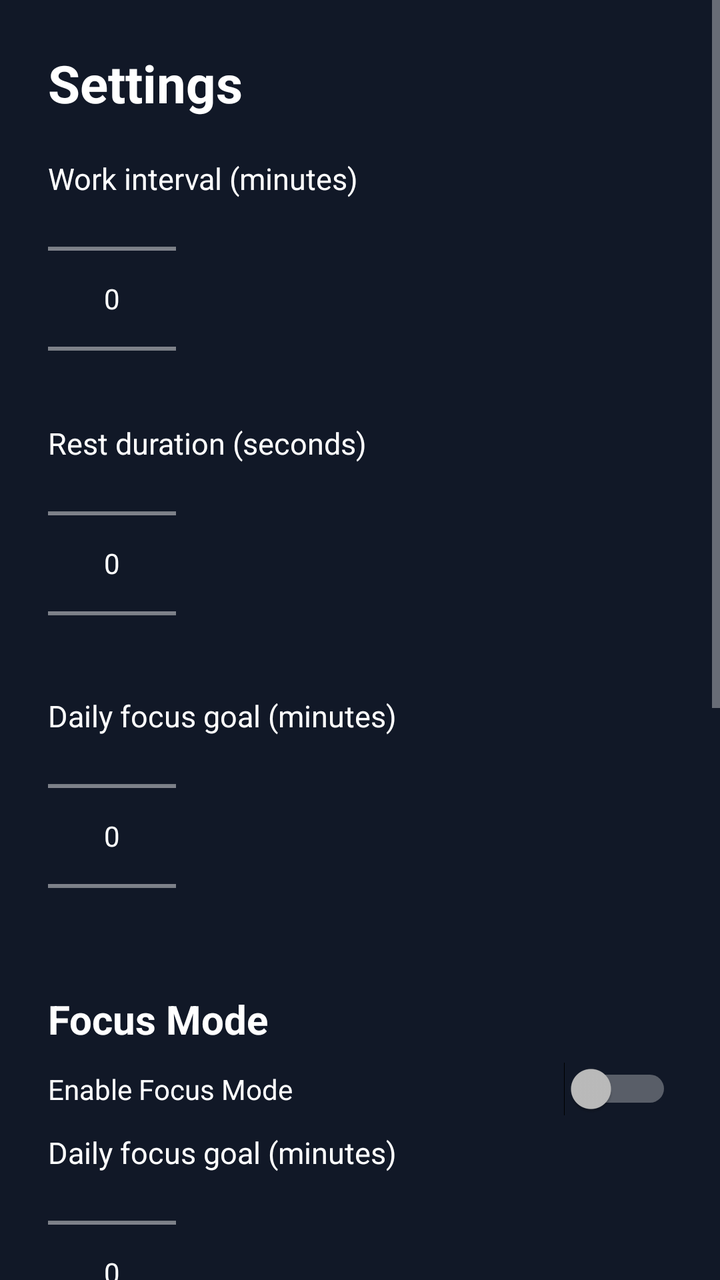
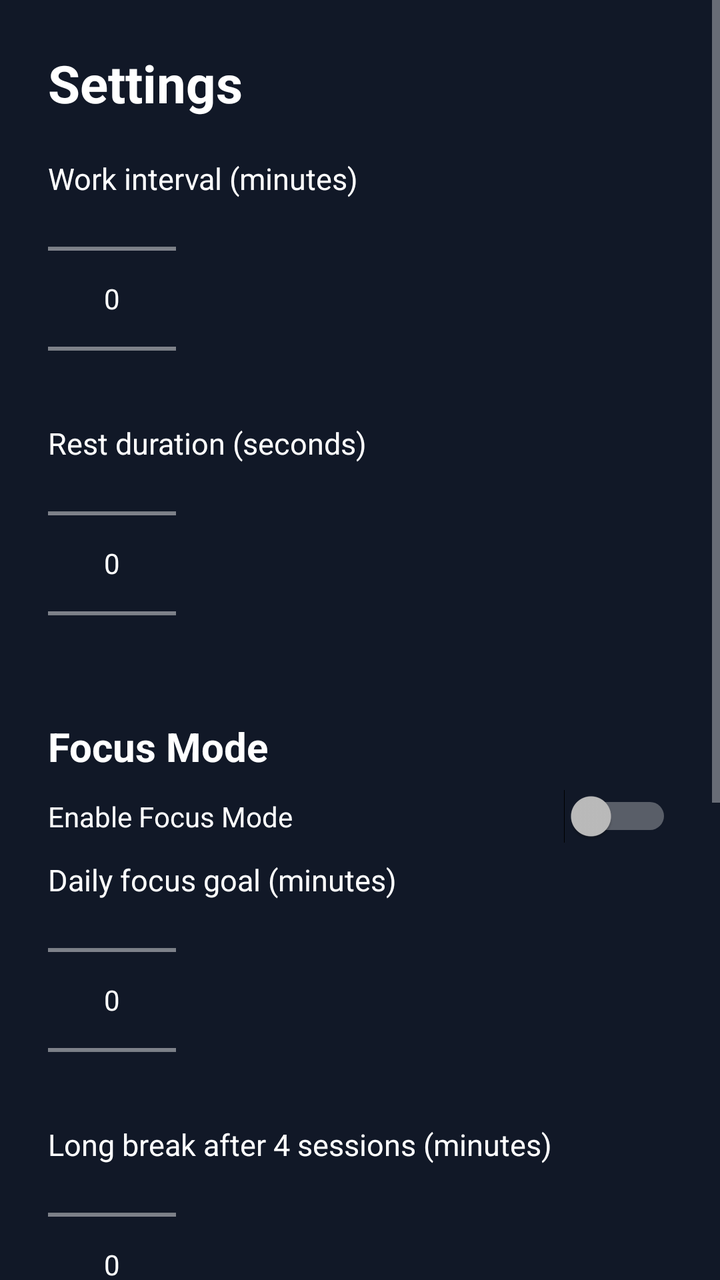

An Android layout rendered at two revisions. The XML below is the earlier revision; the diff shows what the commit changed to produce the second picture.
<!-- AndroidManifest.xml: application theme Theme.AppCompat.NoActionBar -->
<!-- res/layout/activity_settings.xml -->
<?xml version="1.0" encoding="utf-8"?>
<ScrollView xmlns:android="http://schemas.android.com/apk/res/android"
    android:layout_width="match_parent"
    android:layout_height="match_parent"
    android:background="#111827">

    <LinearLayout
        android:layout_width="match_parent"
        android:layout_height="wrap_content"
        android:orientation="vertical"
        android:padding="24dp">

        <TextView
            android:layout_width="wrap_content"
            android:layout_height="wrap_content"
            android:text="Settings"
            android:textColor="#FFFFFF"
            android:textSize="26sp"
            android:textStyle="bold"
            android:layout_marginBottom="20dp"/>

        <TextView
            android:layout_width="wrap_content"
            android:layout_height="wrap_content"
            android:text="Work interval (minutes)"
            android:textColor="#FFFFFF"
            android:textSize="15sp"/>

        <NumberPicker
            android:id="@+id/settingsWorkPicker"
            android:layout_width="wrap_content"
            android:layout_height="100dp"
            android:layout_marginBottom="12dp"/>

        <TextView
            android:layout_width="wrap_content"
            android:layout_height="wrap_content"
            android:text="Rest duration (seconds)"
            android:textColor="#FFFFFF"
            android:textSize="15sp"/>

        <NumberPicker
            android:id="@+id/settingsRestPicker"
            android:layout_width="wrap_content"
            android:layout_height="100dp"
            android:layout_marginBottom="16dp"/>

        <TextView
            android:layout_width="wrap_content"
            android:layout_height="wrap_content"
            android:text="Daily focus goal (minutes)"
            android:textColor="#FFFFFF"
            android:textSize="15sp"/>

        <NumberPicker
            android:id="@+id/focusGoalPicker"
            android:layout_width="wrap_content"
            android:layout_height="100dp"
            android:layout_marginBottom="16dp"/>

        <TextView
            android:layout_width="wrap_content"
            android:layout_height="wrap_content"
            android:text="Focus Mode"
            android:textColor="#FFFFFF"
            android:textSize="20sp"
            android:textStyle="bold"
            android:layout_marginTop="12dp"
            android:layout_marginBottom="8dp"/>

        <Switch
            android:id="@+id/focusModeSwitch"
            android:layout_width="match_parent"
            android:layout_height="wrap_content"
            android:text="Enable Focus Mode"
            android:textColor="#FFFFFF"
            android:layout_marginBottom="8dp"/>

        <TextView
            android:layout_width="wrap_content"
            android:layout_height="wrap_content"
            android:text="Daily focus goal (minutes)"
            android:textColor="#FFFFFF"
            android:textSize="15sp"/>

        <NumberPicker
            android:id="@+id/focusGoalPicker"
            android:layout_width="wrap_content"
            android:layout_height="100dp"
            android:layout_marginBottom="12dp"/>

        <TextView
            android:layout_width="wrap_content"
            android:layout_height="wrap_content"
            android:text="Long break after 4 sessions (minutes)"
            android:textColor="#FFFFFF"
            android:textSize="15sp"/>

        <NumberPicker
            android:id="@+id/longBreakPicker"
            android:layout_width="wrap_content"
            android:layout_height="100dp"
            android:layout_marginBottom="16dp"/>

        <Switch
            android:id="@+id/blockYoutubeShortsSwitch"
            android:layout_width="match_parent"
            android:layout_height="wrap_content"
            android:text="Block YouTube Shorts"
            android:textColor="#FFFFFF"
            android:layout_marginBottom="8dp"/>

        <Button
            android:id="@+id/enableShortsBlockerButton"
            android:layout_width="match_parent"
            android:layout_height="wrap_content"
            android:text="Enable Shorts Blocker"
            android:layout_marginBottom="16dp"/>

        <Switch
            android:id="@+id/keepOverlayPositionSwitch"
            android:layout_width="match_parent"
            android:layout_height="wrap_content"
            android:text="Remember overlay position"
            android:textColor="#FFFFFF"
            android:checked="true"
            android:layout_marginBottom="12dp"/>

        <Button
            android:id="@+id/preset2020Button"
            android:layout_width="match_parent"
            android:layout_height="wrap_content"
            android:text="Restore 20–20 default"
            android:layout_marginBottom="8dp"/>

        <Button
            android:id="@+id/saveSettingsButton"
            android:layout_width="match_parent"
            android:layout_height="wrap_content"
            android:text="Save Settings"
            android:layout_marginBottom="8dp"/>

        <Button
            android:id="@+id/resetStatsButton"
            android:layout_width="match_parent"
            android:layout_height="wrap_content"
            android:text="Reset Timer &amp; Statistics"/>
    </LinearLayout>
</ScrollView>
<!-- resources referenced by this layout -->
<resources>

</resources>

<!-- the commit's change to res/layout/activity_settings.xml (unified diff, before → after) -->
@@ -41,19 +41,6 @@
 
         <NumberPicker
             android:id="@+id/settingsRestPicker"
-            android:layout_width="wrap_content"
-            android:layout_height="100dp"
-            android:layout_marginBottom="16dp"/>
-
-        <TextView
-            android:layout_width="wrap_content"
-            android:layout_height="wrap_content"
-            android:text="Daily focus goal (minutes)"
-            android:textColor="#FFFFFF"
-            android:textSize="15sp"/>
-
-        <NumberPicker
-            android:id="@+id/focusGoalPicker"
             android:layout_width="wrap_content"
             android:layout_height="100dp"
             android:layout_marginBottom="16dp"/>
